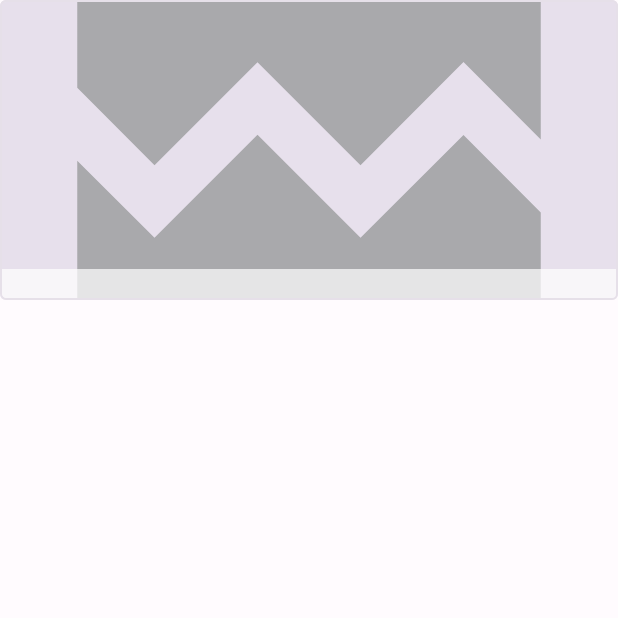
After one commit to kwi64/BookCycles, an Android app built with Jetpack Compose: the composable BookPreview called with empty values, on a phone screen of 412 x 824 dp, the top half of it. The commit adds this screen. Run offline under Robolectric (Android 15) with nearby library versions, the phone set to English and light mode, and no system bars; pictures from the network do not load.

Commit message:
feat(get-this-book): Adds UI with Book Preview

```diff
--- /dev/null
+++ b/app/src/main/java/com/csis4175/bookcycles/ui/components/BookPreview.kt
@@ -0,0 +1,103 @@
+package com.csis4175.bookcycles.ui.components
+
+import androidx.compose.foundation.BorderStroke
+import androidx.compose.foundation.background
+import androidx.compose.foundation.layout.Box
+import androidx.compose.foundation.layout.Column
+import androidx.compose.foundation.layout.Spacer
+import androidx.compose.foundation.layout.defaultMinSize
+import androidx.compose.foundation.layout.fillMaxWidth
+import androidx.compose.foundation.layout.height
+import androidx.compose.foundation.layout.padding
+import androidx.compose.material3.Card
+import androidx.compose.material3.CardDefaults
+import androidx.compose.material3.MaterialTheme
+import androidx.compose.material3.Text
+import androidx.compose.runtime.Composable
+import androidx.compose.ui.Alignment
+import androidx.compose.ui.Modifier
+import androidx.compose.ui.graphics.Color
+import androidx.compose.ui.layout.ContentScale
+import androidx.compose.ui.platform.LocalContext
+import androidx.compose.ui.res.painterResource
+import androidx.compose.ui.text.style.TextAlign
+import androidx.compose.ui.unit.dp
+import coil3.compose.AsyncImage
+import coil3.request.ImageRequest
+import coil3.request.crossfade
+import com.csis4175.bookcycles.R
+
+@Composable
+fun BookPreview(
+    title: String = "",
+    author: String? = null,
+    description: String? = null,
+    imgSrc: String
+){
+    val height = 200.dp
+
+    Card(
+        colors = CardDefaults.cardColors(
+            containerColor = MaterialTheme.colorScheme.surfaceVariant,
+        ),
+        border = BorderStroke(1.dp, MaterialTheme.colorScheme.surfaceContainerHighest),
+        shape = MaterialTheme.shapes.extraSmall,
+        modifier = Modifier
+            .fillMaxWidth()
+            .defaultMinSize(minHeight = height)
+    ) {
+        Column {
+            Box (
+                contentAlignment = Alignment.BottomCenter,
+                modifier = Modifier
+                    .fillMaxWidth()
+                    .height(height)
+
+            ) {
+                AsyncImage(
+                    model = ImageRequest.Builder(context = LocalContext.current)
+                        .data(imgSrc)
+                        .crossfade(true).build(),
+                    error = painterResource(R.drawable.ic_broken_image),
+                    placeholder = painterResource(R.drawable.loading_img),
+                    contentDescription = title,
+                    contentScale = ContentScale.Crop,
+                    modifier = Modifier
+                        .fillMaxWidth()
+                        .height(height)
+                )
+                Column (
+                    modifier = Modifier
+                        .fillMaxWidth()
+                        .background(Color.White.copy(alpha = 0.7f))
+                ) {
+                    Text(
+                        text = title,
+                        style = MaterialTheme.typography.headlineMedium,
+                        textAlign = TextAlign.Start,
+                        modifier = Modifier
+                            .padding(horizontal = 8.dp)
+                    )
+                    if(author != null && author.trim().isNotEmpty()){
+                        Text(
+                            text = author,
+                            style = MaterialTheme.typography.headlineSmall,
+                            textAlign = TextAlign.Start,
+                            modifier = Modifier
+                                .padding(start = 8.dp, end = 8.dp, bottom = 2.dp)
+                        )
+                    }
+                }
+            }
+            if (description != null && description.trim().isNotEmpty()){
+                Text(
+                    text = description,
+                    style = MaterialTheme.typography.bodySmall,
+                    modifier = Modifier
+                        .padding(top = 4.dp, bottom = 4.dp, start = 8.dp, end = 8.dp)
+                )
+            }
+        }
+    }
+    Spacer(Modifier.height(8.dp))
+}
--- a/app/src/main/java/com/csis4175/bookcycles/ui/components/InputLocation.kt
+++ b/app/src/main/java/com/csis4175/bookcycles/ui/components/InputLocation.kt
@@ -27,7 +27,7 @@ fun InputLocation(modifier: Modifier = Modifier, label: String){
             modifier = Modifier.align(Alignment.Start),
         )
         OutlinedCard(
-            border = BorderStroke(1.dp, MaterialTheme.colorScheme.secondary),
+            border = BorderStroke(1.dp, MaterialTheme.colorScheme.surfaceContainerHighest),
             shape = RoundedCornerShape(6.dp),
             modifier = modifier
         ) {
```
Also changed, not shown: app/src/main/java/com/csis4175/bookcycles/ui/screens/get_this_book/GetThisBookScreen.kt (+61 -4 lines), app/src/main/java/com/csis4175/bookcycles/ui/theme/Type.kt (+16 -10 lines).
